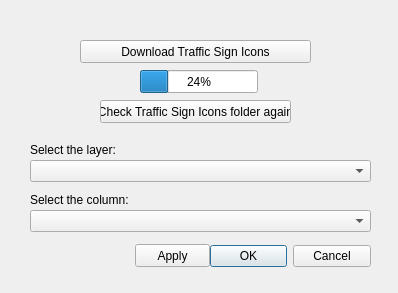
First picture: the form in mapillary_ts_dialog_base.ui, repository Gutingi/mapillary_ts, before the edit.
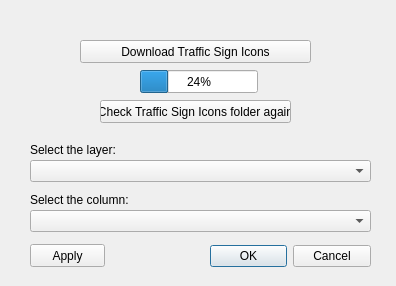
Second picture: the form after the edit.

```diff
--- a/mapillary_ts_dialog_base.ui
+++ b/mapillary_ts_dialog_base.ui
@@ -6,8 +6,8 @@
    <rect>
     <x>0</x>
     <y>0</y>
-    <width>398</width>
-    <height>293</height>
+    <width>396</width>
+    <height>286</height>
    </rect>
   </property>
   <property name="windowTitle">
@@ -130,7 +130,7 @@
   <widget class="QPushButton" name="applyButton">
    <property name="geometry">
     <rect>
-     <x>135</x>
+     <x>30</x>
      <y>244</y>
      <width>75</width>
      <height>23</height>
```
